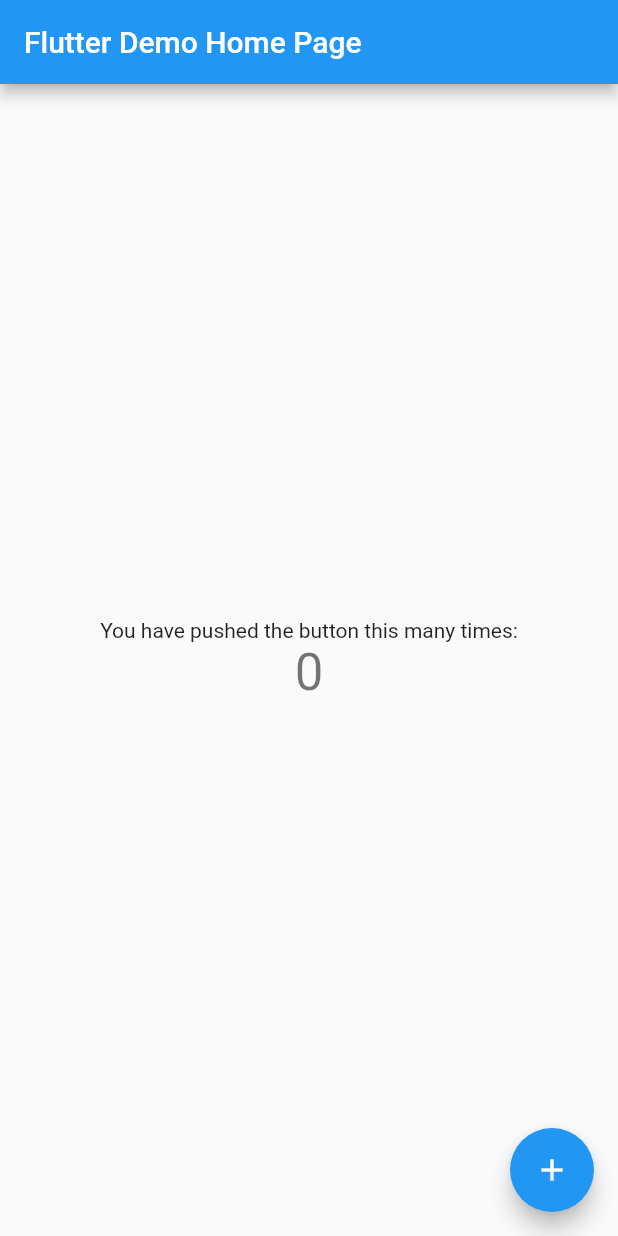
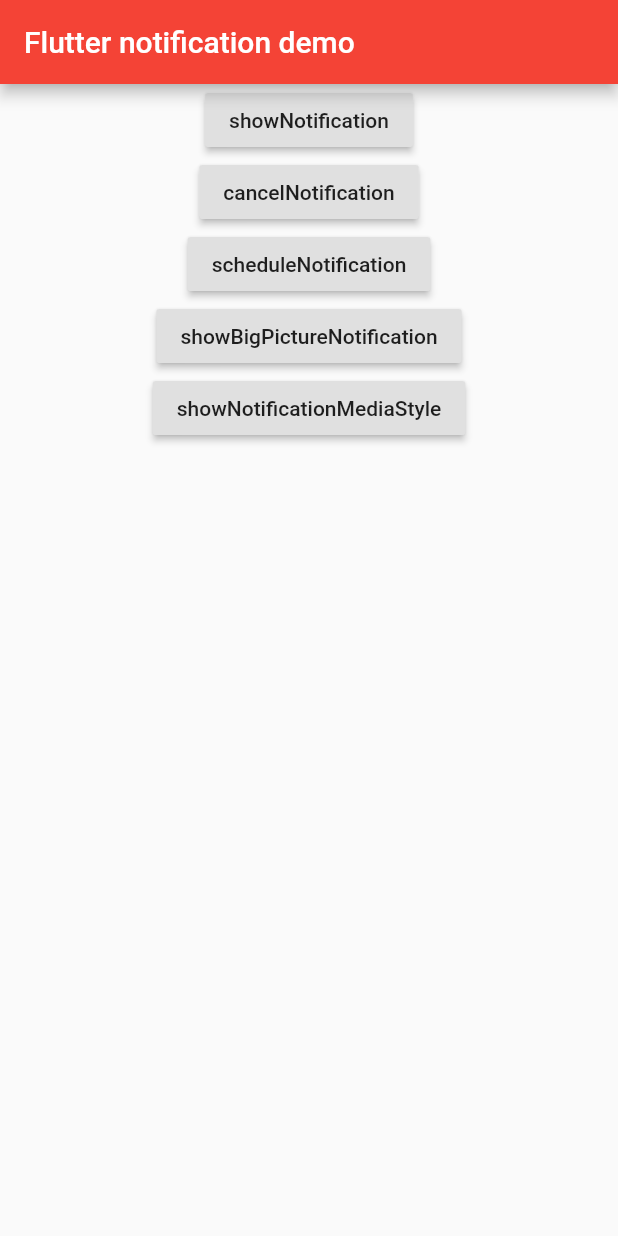
Before and after one commit to rahmat3nanda/flutter-local-notif-with-schedule, a Flutter app: the screen it shows after launch, on a phone screen of 412 x 824 dp. Run offline on Flutter 3.47's test engine with Material 2 defaults, Android fonts, the phone set to English and light mode, and no system bars; our stand-ins replace flutter_local_notifications.

Commit message:
Implement Local Notif

```diff
--- a/lib/main.dart
+++ b/lib/main.dart
@@ -1,4 +1,5 @@
 import 'package:flutter/material.dart';
+import 'package:flutter_local_notifications/flutter_local_notifications.dart';
 
 void main() {
   runApp(MyApp());
@@ -22,92 +23,171 @@ class MyApp extends StatelessWidget {
         // is not restarted.
         primarySwatch: Colors.blue,
       ),
-      home: MyHomePage(title: 'Flutter Demo Home Page'),
+      home: MyHomePage(),
     );
   }
 }
 
 class MyHomePage extends StatefulWidget {
-  MyHomePage({Key key, this.title}) : super(key: key);
-
-  // This widget is the home page of your application. It is stateful, meaning
-  // that it has a State object (defined below) that contains fields that affect
-  // how it looks.
-
-  // This class is the configuration for the state. It holds the values (in this
-  // case the title) provided by the parent (in this case the App widget) and
-  // used by the build method of the State. Fields in a Widget subclass are
-  // always marked "final".
-
-  final String title;
 
   @override
   _MyHomePageState createState() => _MyHomePageState();
 }
 
 class _MyHomePageState extends State<MyHomePage> {
-  int _counter = 0;
+  FlutterLocalNotificationsPlugin flutterLocalNotificationsPlugin =
+  FlutterLocalNotificationsPlugin();
 
-  void _incrementCounter() {
-    setState(() {
-      // This call to setState tells the Flutter framework that something has
-      // changed in this State, which causes it to rerun the build method below
-      // so that the display can reflect the updated values. If we changed
-      // _counter without calling setState(), then the build method would not be
-      // called again, and so nothing would appear to happen.
-      _counter++;
-    });
+  @override
+  void initState() {
+    super.initState();
+    var initializationSettingsAndroid =
+    AndroidInitializationSettings('app_icon');
+    var initializationSettingsIOs = IOSInitializationSettings();
+    var initSetttings = InitializationSettings(android: initializationSettingsAndroid, iOS: initializationSettingsIOs);
+
+    flutterLocalNotificationsPlugin.initialize(initSetttings,
+        onSelectNotification: onSelectNotification);
   }
 
+  Future onSelectNotification(String payload) {
+    Navigator.of(context).push(MaterialPageRoute(builder: (_) {
+      return NewScreen(
+        payload: payload,
+      );
+    }));
+  }
   @override
   Widget build(BuildContext context) {
-    // This method is rerun every time setState is called, for instance as done
-    // by the _incrementCounter method above.
-    //
-    // The Flutter framework has been optimized to make rerunning build methods
-    // fast, so that you can just rebuild anything that needs updating rather
-    // than having to individually change instances of widgets.
     return Scaffold(
-      appBar: AppBar(
-        // Here we take the value from the MyHomePage object that was created by
-        // the App.build method, and use it to set our appbar title.
-        title: Text(widget.title),
+      appBar: new AppBar(
+        backgroundColor: Colors.red,
+        title: new Text('Flutter notification demo'),
       ),
-      body: Center(
-        // Center is a layout widget. It takes a single child and positions it
-        // in the middle of the parent.
+      body: new Center(
         child: Column(
-          // Column is also a layout widget. It takes a list of children and
-          // arranges them vertically. By default, it sizes itself to fit its
-          // children horizontally, and tries to be as tall as its parent.
-          //
-          // Invoke "debug painting" (press "p" in the console, choose the
-          // "Toggle Debug Paint" action from the Flutter Inspector in Android
-          // Studio, or the "Toggle Debug Paint" command in Visual Studio Code)
-          // to see the wireframe for each widget.
-          //
-          // Column has various properties to control how it sizes itself and
-          // how it positions its children. Here we use mainAxisAlignment to
-          // center the children vertically; the main axis here is the vertical
-          // axis because Columns are vertical (the cross axis would be
-          // horizontal).
-          mainAxisAlignment: MainAxisAlignment.center,
           children: <Widget>[
-            Text(
-              'You have pushed the button this many times:',
+            RaisedButton(
+              onPressed: showNotification,
+              child: new Text(
+                'showNotification',
+              ),
             ),
-            Text(
-              '$_counter',
-              style: Theme.of(context).textTheme.headline4,
+            RaisedButton(
+              onPressed: cancelNotification,
+              child: new Text(
+                'cancelNotification',
+              ),
+            ),
+            RaisedButton(
+              onPressed: scheduleNotification,
+              child: new Text(
+                'scheduleNotification',
+              ),
+            ),
+            RaisedButton(
+              onPressed: showBigPictureNotification,
+              child: new Text(
+                'showBigPictureNotification',
+              ),
+            ),
+            RaisedButton(
+              onPressed: showNotificationMediaStyle,
+              child: new Text(
+                'showNotificationMediaStyle',
+              ),
             ),
           ],
         ),
       ),
-      floatingActionButton: FloatingActionButton(
-        onPressed: _incrementCounter,
-        tooltip: 'Increment',
-        child: Icon(Icons.add),
-      ), // This trailing comma makes auto-formatting nicer for build methods.
+    );
+  }
+
+  Future<void> showNotificationMediaStyle() async {
+    var androidPlatformChannelSpecifics = AndroidNotificationDetails(
+      'media channel id',
+      'media channel name',
+      'media channel description',
+      color: Colors.red,
+      enableLights: true,
+      largeIcon: DrawableResourceAndroidBitmap("app_icon"),
+      styleInformation: MediaStyleInformation(),
+    );
+    var platformChannelSpecifics =
+    NotificationDetails(android: androidPlatformChannelSpecifics);
+    await flutterLocalNotificationsPlugin.show(
+        0, 'notification title', 'notification body', platformChannelSpecifics);
+  }
+
+  Future<void> showBigPictureNotification() async {
+    var bigPictureStyleInformation = BigPictureStyleInformation(
+        DrawableResourceAndroidBitmap("app_icon"),
+        largeIcon: DrawableResourceAndroidBitmap("app_icon"),
+        contentTitle: 'flutter devs',
+        htmlFormatContentTitle: true,
+        summaryText: 'summaryText',
+        htmlFormatSummaryText: true);
+    var androidPlatformChannelSpecifics = AndroidNotificationDetails(
+        'big text channel id',
+        'big text channel name',
+        'big text channel description',
+        styleInformation: bigPictureStyleInformation);
+    var platformChannelSpecifics =
+    NotificationDetails(android: androidPlatformChannelSpecifics);
+    await flutterLocalNotificationsPlugin.show(
+        0, 'big text title', 'silent body', platformChannelSpecifics,
+        payload: "big image notifications");
+  }
+
+  Future<void> scheduleNotification() async {
+    var scheduledNotificationDateTime =
+    DateTime.now().add(Duration(seconds: 5));
+    var androidPlatformChannelSpecifics = AndroidNotificationDetails(
+      'channel id',
+      'channel name',
+      'channel description',
+      icon: 'app_icon',
+      largeIcon: DrawableResourceAndroidBitmap('app_icon'),
+    );
+    var iOSPlatformChannelSpecifics = IOSNotificationDetails();
+    var platformChannelSpecifics = NotificationDetails(android: androidPlatformChannelSpecifics, iOS: iOSPlatformChannelSpecifics);
+    await flutterLocalNotificationsPlugin.schedule(
+        0,
+        'scheduled title',
+        'scheduled body',
+        scheduledNotificationDateTime,
+        platformChannelSpecifics);
+  }
+
+  Future<void> cancelNotification() async {
+    await flutterLocalNotificationsPlugin.cancel(0);
+  }
+
+  showNotification() async {
+    var android = new AndroidNotificationDetails(
+        'id', 'channel ', 'description',
+        priority: Priority.high, importance: Importance.max);
+    var iOS = new IOSNotificationDetails();
+    var platform = new NotificationDetails(android: android, iOS: iOS);
+    await flutterLocalNotificationsPlugin.show(
+        0, 'Flutter devs', 'Flutter Local Notification Demo', platform,
+        payload: 'Welcome to the Local Notification demo ');
+  }
+}
+
+class NewScreen extends StatelessWidget {
+  String payload;
+
+  NewScreen({
+    @required this.payload,
+  });
+
+  @override
+  Widget build(BuildContext context) {
+    return Scaffold(
+      appBar: AppBar(
+        title: Text(payload),
+      ),
     );
   }
 }
```
Also changed, not shown: 7 other files.
